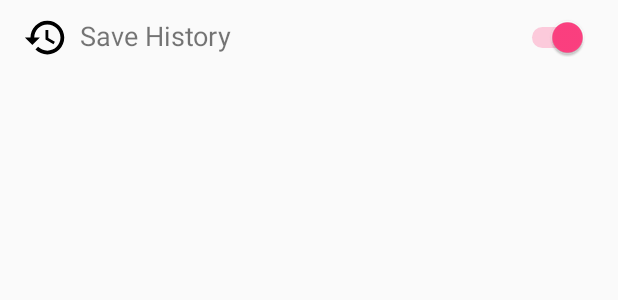
After one commit to ContriHUB/Android-web-browser, an Android app: the layout activity_setting.xml on its own in the app's theme, with its tools: preview values and no code run, on a phone screen of 412 x 824 dp. The commit adds this screen. Shown: the top 300 px of the screen. Run offline under Robolectric (Android 15) with nearby library versions, the phone set to English and light mode, and no system bars.

Commit message:
Add Settings: Issue #9

```diff
--- /dev/null
+++ b/app/src/main/res/drawable/ic_baseline_history_24.xml
@@ -0,0 +1,10 @@
+<vector xmlns:android="http://schemas.android.com/apk/res/android"
+    android:width="30dp"
+    android:height="30dp"
+    android:tint="?attr/colorControlNormal"
+    android:viewportWidth="24"
+    android:viewportHeight="24">
+    <path
+        android:fillColor="@android:color/white"
+        android:pathData="M13,3c-4.97,0 -9,4.03 -9,9L1,12l3.89,3.89 0.07,0.14L9,12L6,12c0,-3.87 3.13,-7 7,-7s7,3.13 7,7 -3.13,7 -7,7c-1.93,0 -3.68,-0.79 -4.94,-2.06l-1.42,1.42C8.27,19.99 10.51,21 13,21c4.97,0 9,-4.03 9,-9s-4.03,-9 -9,-9zM12,8v5l4.28,2.54 0.72,-1.21 -3.5,-2.08L13.5,8L12,8z" />
+</vector>
--- /dev/null
+++ b/app/src/main/res/layout/activity_setting.xml
@@ -0,0 +1,47 @@
+<?xml version="1.0" encoding="utf-8"?>
+<android.support.constraint.ConstraintLayout xmlns:android="http://schemas.android.com/apk/res/android"
+    xmlns:app="http://schemas.android.com/apk/res-auto"
+    xmlns:tools="http://schemas.android.com/tools"
+    android:layout_width="match_parent"
+    android:layout_height="match_parent"
+    android:paddingTop="10dp"
+    tools:context=".SettingActivity">
+
+    <ScrollView
+        android:id="@+id/scroll_view"
+        android:layout_width="match_parent"
+        android:layout_height="wrap_content"
+        app:layout_constraintTop_toTopOf="parent">
+
+        <LinearLayout
+            android:id="@+id/ll1"
+            android:layout_width="match_parent"
+            android:layout_height="wrap_content"
+            android:layout_marginStart="15dp"
+            android:layout_marginEnd="20dp"
+            android:gravity="center_vertical"
+            android:orientation="horizontal">
+
+            <TextView
+                android:layout_width="0dp"
+                android:layout_height="wrap_content"
+                android:layout_weight="1"
+                android:drawableStart="@drawable/ic_baseline_history_24"
+                android:drawablePadding="8dp"
+                android:drawableTint="@color/black"
+                android:gravity="center_vertical"
+                android:includeFontPadding="false"
+                android:text="@string/save_history"
+                android:textSize="18sp" />
+
+            <Switch
+                android:id="@+id/switch_save_history"
+                android:layout_width="wrap_content"
+                android:layout_height="wrap_content"
+                android:checked="true" />
+
+        </LinearLayout>
+
+    </ScrollView>
+
+</android.support.constraint.ConstraintLayout>
--- a/app/src/main/res/values/strings.xml
+++ b/app/src/main/res/values/strings.xml
@@ -4,4 +4,6 @@
     <string name="action_settings">Settings</string>
     <string name="section_format">Hello World from section: %1$d</string>
     <string name="hint"><i>website.com</i></string>
+    <string name="setting"><i>Setting</i></string>
+    <string name="save_history">Save History</string>
 </resources>
```
Also changed, not shown: app/src/main/AndroidManifest.xml (+9 -1 lines), app/src/main/java/com/example/shrutijagwani/browser/MainActivity.java (+17 -1 lines), app/src/main/java/com/example/shrutijagwani/browser/SettingActivity.java (added, +44 -0 lines).
